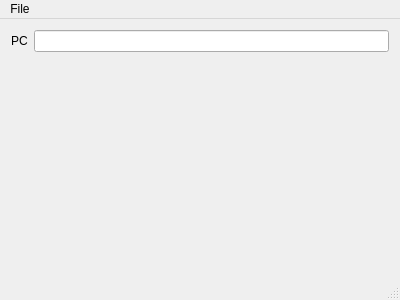
Above: src/mainwindow.ui from trcwm/rocket2014 before the change. Below: the same form after it.
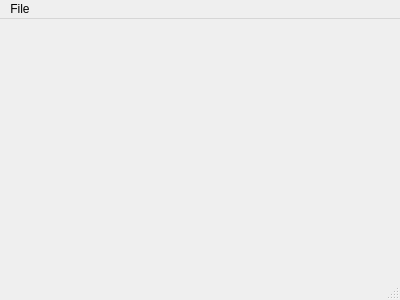
That is the form after the change.

```diff
--- a/src/mainwindow.ui
+++ b/src/mainwindow.ui
@@ -18,28 +18,7 @@
     <item>
      <layout class="QHBoxLayout" name="mainLayout">
       <item>
-       <layout class="QFormLayout" name="debugLayout">
-        <item row="0" column="0">
-         <widget class="QLabel" name="PC_label">
-          <property name="text">
-           <string>PC</string>
-          </property>
-         </widget>
-        </item>
-        <item row="0" column="1">
-         <widget class="QLineEdit" name="PC_display">
-          <property name="focusPolicy">
-           <enum>Qt::NoFocus</enum>
-          </property>
-          <property name="acceptDrops">
-           <bool>false</bool>
-          </property>
-          <property name="readOnly">
-           <bool>true</bool>
-          </property>
-         </widget>
-        </item>
-       </layout>
+       <layout class="QFormLayout" name="debugLayout"/>
       </item>
      </layout>
     </item>
```
